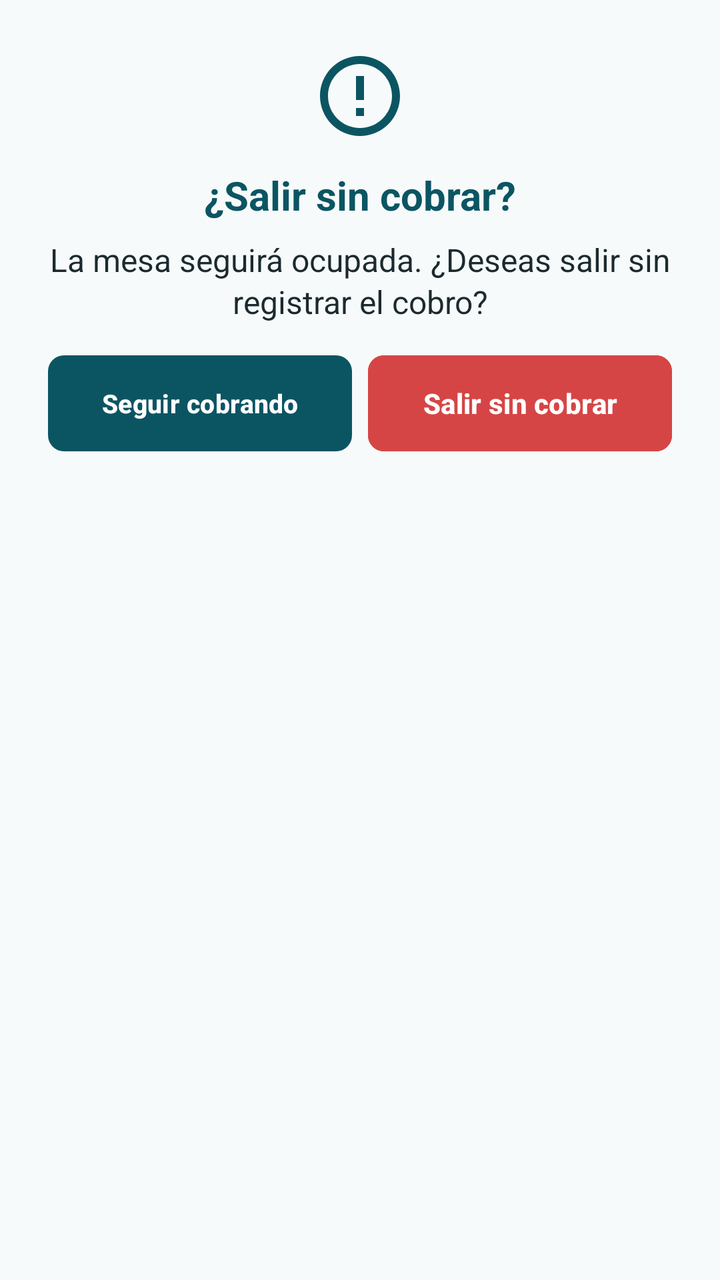
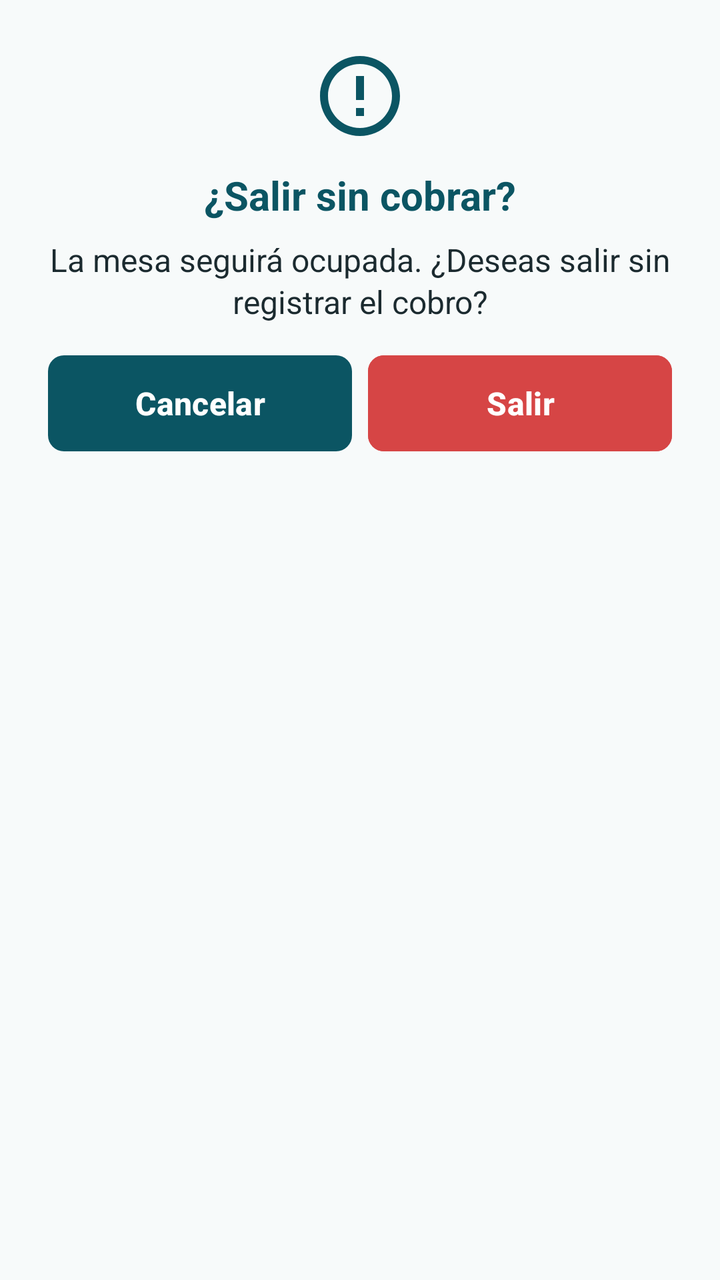

Before-and-after screenshots of an Android layout around one commit, followed by the original layout XML and the change that was made.
<!-- AndroidManifest.xml: application theme Theme.LaCasaBlancaMesero -->
<!-- res/layout/dialog_salir_cobro.xml -->
<?xml version="1.0" encoding="utf-8"?>
<LinearLayout xmlns:android="http://schemas.android.com/apk/res/android"
    xmlns:app="http://schemas.android.com/apk/res-auto"
    android:layout_width="match_parent"
    android:layout_height="wrap_content"
    android:gravity="center_horizontal"
    android:orientation="vertical"
    android:paddingHorizontal="@dimen/espacio_xl"
    android:paddingTop="@dimen/espacio_xl"
    android:paddingBottom="@dimen/espacio_l">

    <ImageView
        android:layout_width="@dimen/icono_xl"
        android:layout_height="@dimen/icono_xl"
        android:contentDescription="@string/cobro_salir_icono_cd"
        android:src="@drawable/ic_error_outline"
        app:tint="@color/primary" />

    <TextView
        android:layout_width="match_parent"
        android:layout_height="wrap_content"
        android:layout_marginTop="@dimen/espacio_m"
        android:autoSizeMaxTextSize="20sp"
        android:autoSizeMinTextSize="14sp"
        android:autoSizeStepGranularity="1sp"
        android:autoSizeTextType="uniform"
        android:breakStrategy="simple"
        android:gravity="center"
        android:hyphenationFrequency="none"
        android:maxLines="2"
        android:text="@string/cobro_salir_titulo"
        android:textColor="@color/primary"
        android:textSize="@dimen/texto_titulo_tarjeta"
        android:textStyle="bold" />

    <TextView
        android:layout_width="match_parent"
        android:layout_height="wrap_content"
        android:layout_marginTop="@dimen/espacio_s"
        android:autoSizeMaxTextSize="16sp"
        android:autoSizeMinTextSize="11sp"
        android:autoSizeStepGranularity="1sp"
        android:autoSizeTextType="uniform"
        android:breakStrategy="simple"
        android:gravity="center"
        android:hyphenationFrequency="none"
        android:lineSpacingExtra="2dp"
        android:maxLines="3"
        android:text="@string/cobro_salir_mensaje"
        android:textColor="@color/texto_principal"
        android:textSize="@dimen/texto_cuerpo" />

    <LinearLayout
        android:layout_width="match_parent"
        android:layout_height="wrap_content"
        android:layout_marginTop="@dimen/espacio_l"
        android:baselineAligned="false"
        android:gravity="center_vertical"
        android:orientation="horizontal">

        <com.google.android.material.button.MaterialButton
            android:id="@+id/btnSeguirCobrando"
            style="@style/Boton.DialogoLiberar"
            android:layout_width="0dp"
            android:layout_height="@dimen/toque_minimo"
            android:layout_weight="1"
            android:autoSizeMaxTextSize="14sp"
            android:autoSizeMinTextSize="10sp"
            android:autoSizeStepGranularity="1sp"
            android:autoSizeTextType="uniform"
            android:breakStrategy="simple"
            android:hyphenationFrequency="none"
            android:maxLines="1"
            android:text="@string/cobro_salir_cancelar" />

        <com.google.android.material.button.MaterialButton
            android:id="@+id/btnSalirSinCobrar"
            style="@style/Boton.DialogoLiberar"
            android:layout_width="0dp"
            android:layout_height="@dimen/toque_minimo"
            android:layout_marginStart="@dimen/espacio_s"
            android:layout_weight="1"
            android:autoSizeMaxTextSize="14sp"
            android:autoSizeMinTextSize="10sp"
            android:autoSizeStepGranularity="1sp"
            android:autoSizeTextType="uniform"
            android:backgroundTint="@color/estado_ocupada"
            android:breakStrategy="simple"
            android:hyphenationFrequency="none"
            android:maxLines="1"
            android:text="@string/cobro_salir_confirmar" />
    </LinearLayout>
</LinearLayout>
<!-- resources referenced by this layout -->
<resources>
  <color name="estado_ocupada">#D64545</color>
  <color name="primary">#0B5563</color>
  <color name="texto_principal">#1B2A2F</color>
  <dimen name="espacio_l">16dp</dimen>
  <dimen name="espacio_m">12dp</dimen>
  <dimen name="espacio_s">8dp</dimen>
  <dimen name="espacio_xl">24dp</dimen>
  <dimen name="icono_xl">48dp</dimen>
  <dimen name="texto_cuerpo">16sp</dimen>
  <dimen name="texto_titulo_tarjeta">20sp</dimen>
  <dimen name="toque_minimo">48dp</dimen>
  <string name="cobro_salir_cancelar">Seguir cobrando</string>
  <string name="cobro_salir_confirmar">Salir sin cobrar</string>
  <string name="cobro_salir_icono_cd">Advertencia: la mesa seguirá ocupada</string>
  <string name="cobro_salir_mensaje">La mesa seguirá ocupada. ¿Deseas salir sin registrar el cobro?</string>
  <string name="cobro_salir_titulo">¿Salir sin cobrar?</string>
  <style name="Boton.DialogoLiberar" parent="Widget.Material3.Button">
          <item name="android:layout_height">@dimen/toque_minimo</item>
          <item name="android:minHeight">@dimen/toque_minimo</item>
          <item name="android:insetTop">0dp</item>
          <item name="android:insetBottom">0dp</item>
          <item name="cornerRadius">8dp</item>
          <item name="backgroundTint">@color/primary</item>
          <item name="android:textColor">@color/on_primary</item>
          <item name="android:textAllCaps">false</item>
          <item name="android:textStyle">bold</item>
          <item name="android:textSize">@dimen/texto_cuerpo</item>
          <item name="android:autoSizeTextType">uniform</item>
          <item name="android:autoSizeMinTextSize">11sp</item>
          <item name="android:autoSizeMaxTextSize">16sp</item>
          <item name="android:autoSizeStepGranularity">1sp</item>
          <item name="android:hyphenationFrequency">none</item>
          <item name="android:breakStrategy">simple</item>
          <item name="android:maxLines">1</item>
      </style>
  <style name="Theme.LaCasaBlancaMesero" parent="Base.Theme.LaCasaBlancaMesero" />
  <color name="error">#BA1A1A</color>
  <color name="on_primary">#FFFFFF</color>
  <color name="primary_container">#0B5563</color>
  <color name="accent_lima">#A3D63F</color>
  <color name="secondary_container">#BCF157</color>
  <color name="primary_dark">#003D48</color>
  <color name="background">#F7FAFA</color>
  <color name="surface">#FFFFFF</color>
  <color name="texto_secundario">#40484B</color>
  <color name="error_container">#FFDAD6</color>
  <color name="on_error_container">#93000A</color>
  <style name="ThemeOverlay.LaCasaBlanca.Dialogo" parent="ThemeOverlay.Material3.MaterialAlertDialog">
          <item name="alertDialogStyle">@style/MaterialAlertDialog.LaCasaBlanca</item>
      </style>
  <!-- drawable logo_casa_blanca_icon (drawable) -->
  <?xml version="1.0" encoding="utf-8"?>
  <inset xmlns:android="http://schemas.android.com/apk/res/android"
      android:drawable="@drawable/logo_casa_blanca"
      android:insetLeft="19.45%"
      android:insetTop="19.45%"
      android:insetRight="19.45%"
      android:insetBottom="19.45%" />
  <style name="Texto.Base" parent="Widget.AppCompat.TextView">
          <item name="android:hyphenationFrequency">none</item>
          <item name="android:breakStrategy">simple</item>
      </style>
  <style name="MaterialAlertDialog.LaCasaBlanca" parent="MaterialAlertDialog.Material3">
          <item name="shapeAppearance">@style/ShapeAppearance.LaCasaBlanca.Dialogo</item>
          <item name="shapeAppearanceOverlay">@null</item>
      </style>
  <style name="ShapeAppearance.LaCasaBlanca.Dialogo" parent="ShapeAppearance.Material3.MediumComponent">
          <item name="cornerFamily">rounded</item>
          <item name="cornerSize">24dp</item>
      </style>
  <!-- unchanged entries left out for length: 3 -->
</resources>

<!-- the commit's change to res/layout/dialog_salir_cobro.xml (unified diff, before → after) -->
@@ -64,14 +64,13 @@
             android:layout_width="0dp"
             android:layout_height="@dimen/toque_minimo"
             android:layout_weight="1"
-            android:autoSizeMaxTextSize="14sp"
-            android:autoSizeMinTextSize="10sp"
-            android:autoSizeStepGranularity="1sp"
-            android:autoSizeTextType="uniform"
+            android:autoSizeTextType="none"
             android:breakStrategy="simple"
             android:hyphenationFrequency="none"
             android:maxLines="1"
-            android:text="@string/cobro_salir_cancelar" />
+            android:text="@string/cobro_salir_cancelar"
+            android:textAllCaps="false"
+            android:textSize="16sp" />
 
         <com.google.android.material.button.MaterialButton
             android:id="@+id/btnSalirSinCobrar"
@@ -80,14 +79,13 @@
             android:layout_height="@dimen/toque_minimo"
             android:layout_marginStart="@dimen/espacio_s"
             android:layout_weight="1"
-            android:autoSizeMaxTextSize="14sp"
-            android:autoSizeMinTextSize="10sp"
-            android:autoSizeStepGranularity="1sp"
-            android:autoSizeTextType="uniform"
+            android:autoSizeTextType="none"
             android:backgroundTint="@color/estado_ocupada"
             android:breakStrategy="simple"
             android:hyphenationFrequency="none"
             android:maxLines="1"
-            android:text="@string/cobro_salir_confirmar" />
+            android:text="@string/cobro_salir_confirmar"
+            android:textAllCaps="false"
+            android:textSize="16sp" />
     </LinearLayout>
 </LinearLayout>
<!-- resource entries referenced after the edit -->
@@ -11,8 +11,8 @@
   <dimen name="texto_cuerpo">16sp</dimen>
   <dimen name="texto_titulo_tarjeta">20sp</dimen>
   <dimen name="toque_minimo">48dp</dimen>
-  <string name="cobro_salir_cancelar">Seguir cobrando</string>
-  <string name="cobro_salir_confirmar">Salir sin cobrar</string>
+  <string name="cobro_salir_cancelar">Cancelar</string>
+  <string name="cobro_salir_confirmar">Salir</string>
   <string name="cobro_salir_icono_cd">Advertencia: la mesa seguirá ocupada</string>
   <string name="cobro_salir_mensaje">La mesa seguirá ocupada. ¿Deseas salir sin registrar el cobro?</string>
   <string name="cobro_salir_titulo">¿Salir sin cobrar?</string>
@@ -34,6 +34,7 @@
           <item name="android:hyphenationFrequency">none</item>
           <item name="android:breakStrategy">simple</item>
           <item name="android:maxLines">1</item>
+          <item name="android:ellipsize">end</item>
       </style>
   <style name="Theme.LaCasaBlancaMesero" parent="Base.Theme.LaCasaBlancaMesero" />
   <color name="error">#BA1A1A</color>
@@ -59,6 +60,7 @@
       android:insetRight="19.45%"
       android:insetBottom="19.45%" />
   <style name="Texto.Base" parent="Widget.AppCompat.TextView">
+          <item name="android:ellipsize">end</item>
           <item name="android:hyphenationFrequency">none</item>
           <item name="android:breakStrategy">simple</item>
       </style>
